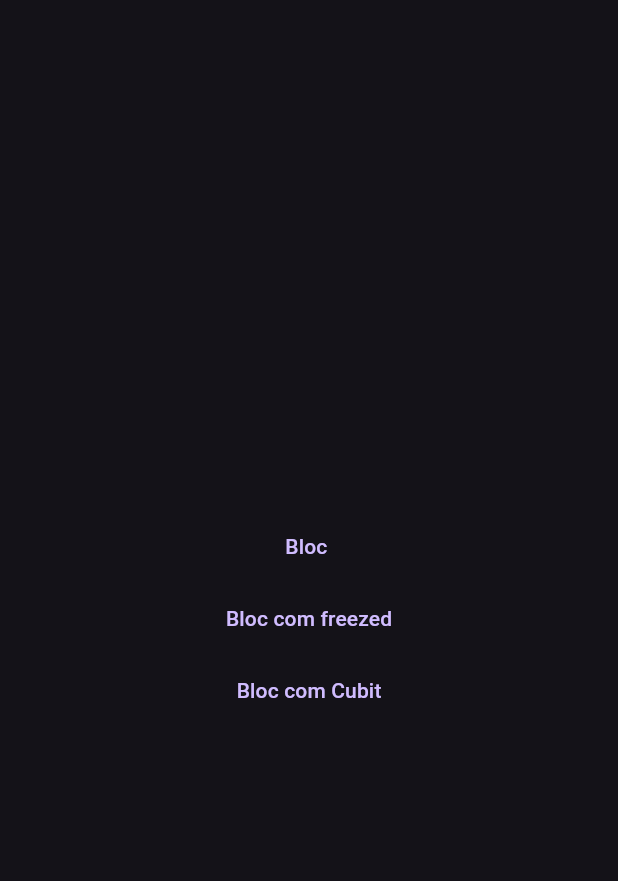
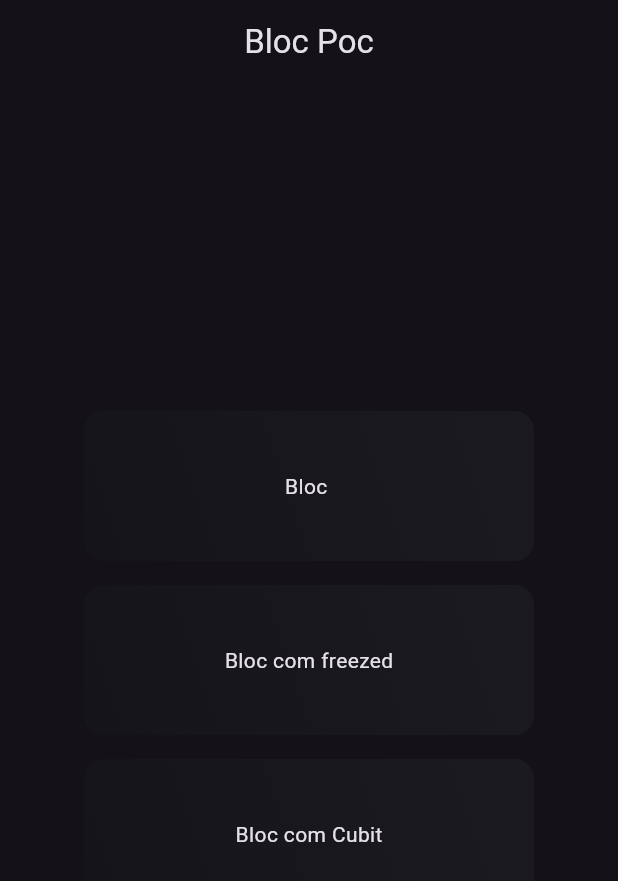
Before and after one commit to MateusLucasDaSilva/flutter_bloc_poc, a Flutter app: the screen it shows after launch, on a phone screen of 412 x 824 dp. Shown: the top 881 px of the screen. Run offline on Flutter 3.47's test engine with Material 3 defaults, Android fonts, the phone set to English and light mode, and no system bars; our stand-ins replace bloc, flutter_bloc, freezed_annotation.

Commit message:
finish poc

```diff
--- a/lib/home_page.dart
+++ b/lib/home_page.dart
@@ -6,19 +6,23 @@ class HomePage extends StatelessWidget {
   @override
   Widget build(BuildContext context) {
     return Scaffold(
+      appBar: AppBar(
+        centerTitle: true,
+        title: const Text('Bloc Poc'),
+      ),
       body: Center(
         child: Column(
           mainAxisAlignment: MainAxisAlignment.center,
           children: [
-            TextButton(
+            Item(
               onPressed: () => Navigator.pushNamed(context, '/bloc_example'),
               child: const Text('Bloc '),
             ),
-            TextButton(
+            Item(
               onPressed: () => Navigator.pushNamed(context, '/bloc_freezed'),
               child: const Text('Bloc com freezed'),
             ),
-            TextButton(
+            Item(
               onPressed: () => Navigator.pushNamed(context, '/bloc_cubit'),
               child: const Text('Bloc com Cubit'),
             ),
@@ -28,3 +32,36 @@ class HomePage extends StatelessWidget {
     );
   }
 }
+
+class Item extends StatelessWidget {
+  final Function() onPressed;
+  final Widget child;
+  const Item({super.key, required this.onPressed, required this.child});
+
+  @override
+  Widget build(BuildContext context) {
+    return InkWell(
+      onTap: onPressed,
+      borderRadius: BorderRadius.circular(13),
+      child: Container(
+        margin: const EdgeInsets.all(8),
+        height: 100,
+        width: 300,
+        decoration: BoxDecoration(
+          borderRadius: BorderRadius.circular(13),
+          gradient: const LinearGradient(
+            begin: Alignment.bottomLeft,
+            end: Alignment.topRight,
+            colors: [
+              Color.fromARGB(14, 27, 58, 72),
+              Color.fromARGB(14, 147, 167, 176),
+            ],
+          ),
+        ),
+        child: Center(
+          child: child,
+        ),
+      ),
+    );
+  }
+}
```
